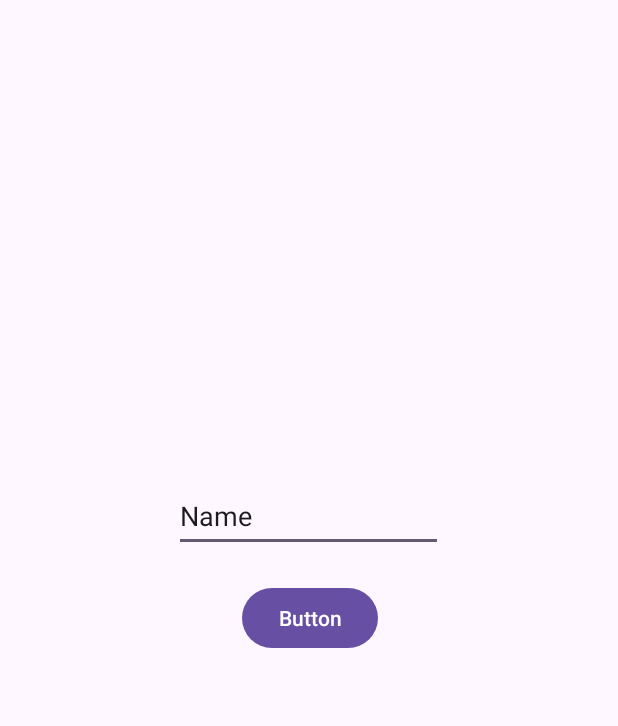
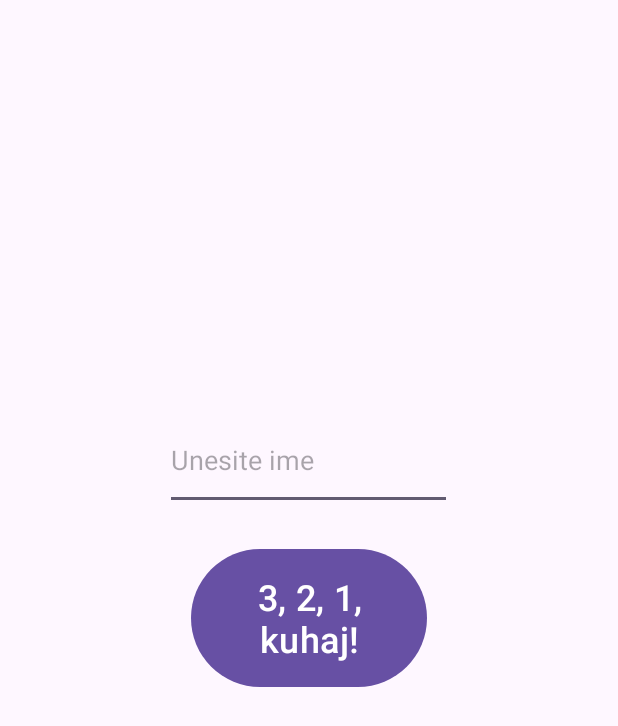
Before and after one commit to foivz/rmai-projects-zabok, an Android app: the screen it shows after launch (MainActivity), on a phone screen of 412 x 824 dp. Shown: the top 726 px of the screen. Run offline under Robolectric (Android 15) with nearby library versions, the phone set to English and light mode, and no system bars.

Commit message:
Dodana navigacija

```diff
--- /dev/null
+++ b/Software/Kuharica/app/src/main/res/drawable/baseline_calendar_today_24.xml
@@ -0,0 +1,5 @@
+<vector xmlns:android="http://schemas.android.com/apk/res/android" android:height="24dp" android:tint="#000000" android:viewportHeight="24" android:viewportWidth="24" android:width="24dp">
+
+    <path android:fillColor="@android:color/white" android:pathData="M20,3h-1L19,1h-2v2L7,3L7,1L5,1v2L4,3c-1.1,0 -2,0.9 -2,2v16c0,1.1 0.9,2 2,2h16c1.1,0 2,-0.9 2,-2L22,5c0,-1.1 -0.9,-2 -2,-2zM20,21L4,21L4,8h16v13z"/>
+
+</vector>
--- /dev/null
+++ b/Software/Kuharica/app/src/main/res/drawable/baseline_storage_24.xml
@@ -0,0 +1,5 @@
+<vector xmlns:android="http://schemas.android.com/apk/res/android" android:height="24dp" android:tint="#000000" android:viewportHeight="24" android:viewportWidth="24" android:width="24dp">
+
+    <path android:fillColor="@android:color/white" android:pathData="M2,20h20v-4L2,16v4zM4,17h2v2L4,19v-2zM2,4v4h20L22,4L2,4zM6,7L4,7L4,5h2v2zM2,14h20v-4L2,10v4zM4,11h2v2L4,13v-2z"/>
+
+</vector>
--- a/Software/Kuharica/app/src/main/res/layout/activity_main.xml
+++ b/Software/Kuharica/app/src/main/res/layout/activity_main.xml
@@ -9,32 +9,34 @@
 
     <Button
         android:id="@+id/btnSubmitInput"
-        android:layout_width="wrap_content"
-        android:layout_height="wrap_content"
+        android:layout_width="157dp"
+        android:layout_height="100dp"
         android:layout_marginStart="161dp"
         android:layout_marginTop="355dp"
         android:layout_marginEnd="160dp"
         android:layout_marginBottom="355dp"
-        android:text="Button"
+        android:text="3, 2, 1, kuhaj!"
+        android:textSize="24sp"
         app:layout_constraintBottom_toBottomOf="parent"
         app:layout_constraintEnd_toEndOf="parent"
+        app:layout_constraintHorizontal_bias="0.512"
         app:layout_constraintStart_toStartOf="parent"
         app:layout_constraintTop_toTopOf="parent" />
 
     <EditText
         android:id="@+id/etInput"
-        android:layout_width="179dp"
-        android:layout_height="48dp"
+        android:layout_width="191dp"
+        android:layout_height="66dp"
         android:layout_marginStart="100dp"
         android:layout_marginEnd="101dp"
         android:layout_marginBottom="18dp"
         android:ems="10"
+        android:hint="Unesite ime"
         android:inputType="text"
-        android:text="Name"
         app:layout_constraintBottom_toBottomOf="parent"
         app:layout_constraintEnd_toEndOf="parent"
-        app:layout_constraintHorizontal_bias="0.516"
+        app:layout_constraintHorizontal_bias="0.526"
         app:layout_constraintStart_toStartOf="parent"
         app:layout_constraintTop_toTopOf="parent"
-        app:layout_constraintVertical_bias="0.422" />
+        app:layout_constraintVertical_bias="0.37" />
 </androidx.constraintlayout.widget.ConstraintLayout>
--- a/Software/Kuharica/app/src/main/res/values/strings.xml
+++ b/Software/Kuharica/app/src/main/res/values/strings.xml
@@ -1,3 +1,7 @@
 <resources>
     <string name="app_name">Kuharica</string>
+    <!-- TODO: Remove or change this placeholder text -->
+    <string name="new_fragment">Novi recept</string>
+    <string name="base_fragment">Moji recepti</string>
+    <string name="week_fragment">Tjedni plan</string>
 </resources>
```
Also changed, not shown: Software/Kuharica/app/src/main/java/adapters/MainPagerAdapter.kt (added, +31 -0 lines), Software/Kuharica/app/src/main/java/com/example/kuharica/Pocetna.kt (+46 -2 lines), Software/Kuharica/app/src/main/java/com/example/kuharica/fragments/BaseFragment.kt (added, +23 -0 lines), Software/Kuharica/app/src/main/java/com/example/kuharica/fragments/NewFragment.kt (added, +21 -0 lines), Software/Kuharica/app/src/main/java/com/example/kuharica/fragments/WeekFragment.kt (added, +22 -0 lines), Software/Kuharica/app/src/main/res/drawable/baseline_post_add_24.xml (added, +13 -0 lines), Software/Kuharica/app/src/main/res/layout/activity_pocetna.xml (+19 -2 lines), Software/Kuharica/app/src/main/res/layout/fragment_base.xml (added, +9 -0 lines), Software/Kuharica/app/src/main/res/layout/fragment_new.xml (added, +10 -0 lines), Software/Kuharica/app/src/main/res/layout/fragment_week.xml (added, +10 -0 lines).
